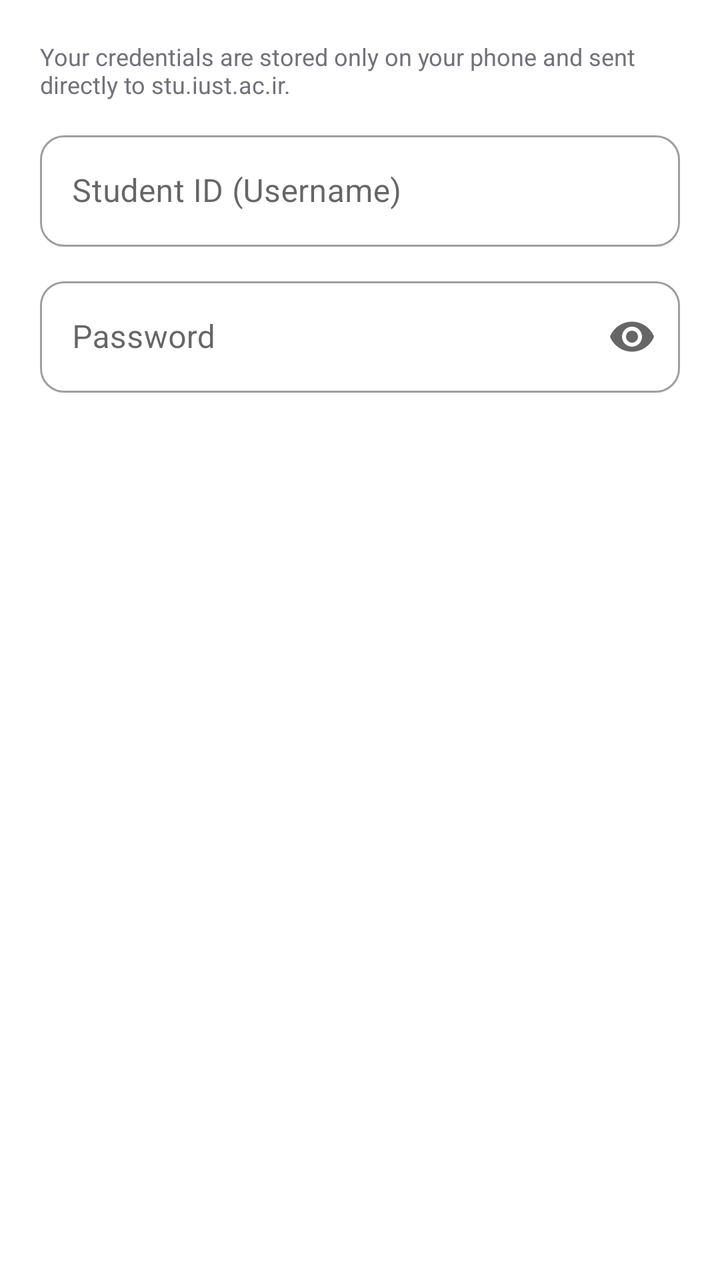
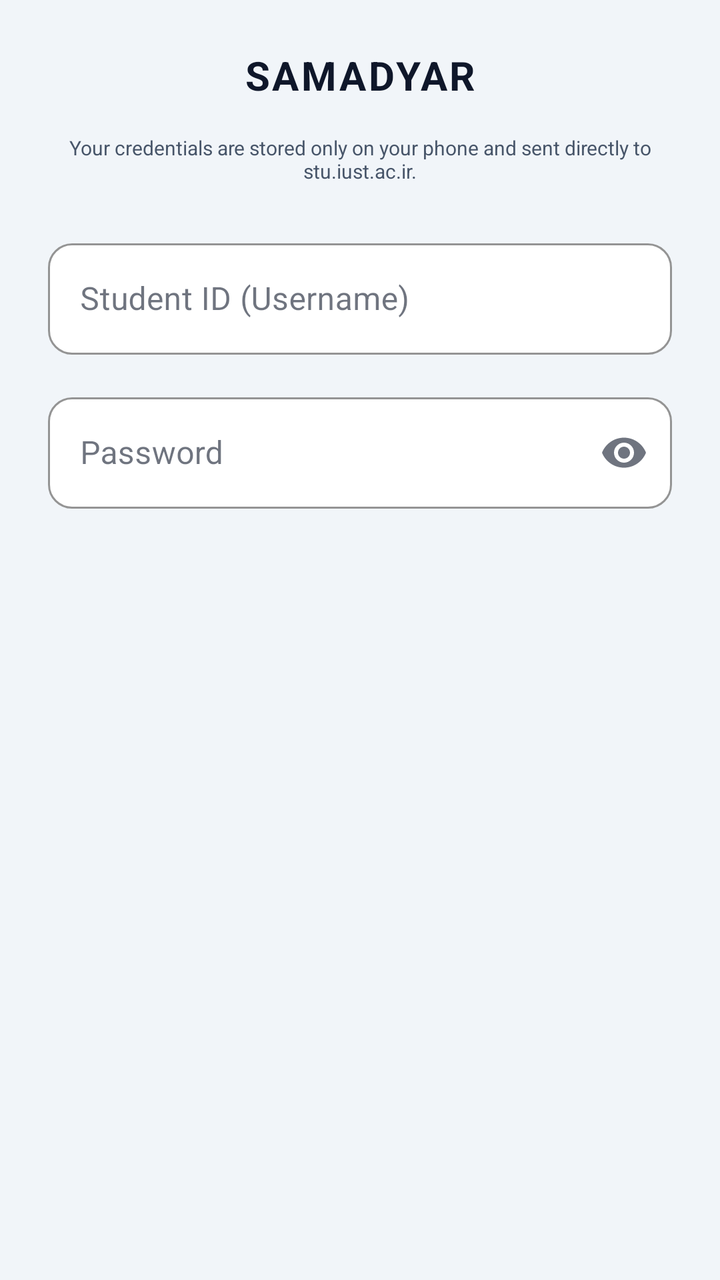

An Android layout rendered at two revisions. The XML below is the earlier revision; the diff shows what the commit changed to produce the second picture.
<!-- AndroidManifest.xml: application theme Theme.SamadReserve -->
<!-- res/layout/dialog_login.xml -->
<?xml version="1.0" encoding="utf-8"?>
<LinearLayout xmlns:android="http://schemas.android.com/apk/res/android"
    xmlns:app="http://schemas.android.com/apk/res-auto"
    android:layout_width="match_parent"
    android:layout_height="wrap_content"
    android:orientation="vertical"
    android:padding="20dp">

    <TextView
        android:layout_width="match_parent"
        android:layout_height="wrap_content"
        android:layout_marginBottom="12dp"
        android:text="Your credentials are stored only on your phone and sent directly to stu.iust.ac.ir."
        android:textColor="#71717A"
        android:textSize="12sp" />

    <com.google.android.material.textfield.TextInputLayout
        style="@style/Widget.MaterialComponents.TextInputLayout.OutlinedBox"
        android:layout_width="match_parent"
        android:layout_height="wrap_content"
        android:hint="Student ID (Username)"
        app:boxCornerRadiusBottomEnd="12dp"
        app:boxCornerRadiusBottomStart="12dp"
        app:boxCornerRadiusTopEnd="12dp"
        app:boxCornerRadiusTopStart="12dp">

        <com.google.android.material.textfield.TextInputEditText
            android:id="@+id/etUsername"
            android:layout_width="match_parent"
            android:layout_height="wrap_content"
            android:inputType="text" />
    </com.google.android.material.textfield.TextInputLayout>

    <com.google.android.material.textfield.TextInputLayout
        style="@style/Widget.MaterialComponents.TextInputLayout.OutlinedBox"
        android:layout_width="match_parent"
        android:layout_height="wrap_content"
        android:layout_marginTop="12dp"
        android:hint="Password"
        app:boxCornerRadiusBottomEnd="12dp"
        app:boxCornerRadiusBottomStart="12dp"
        app:boxCornerRadiusTopEnd="12dp"
        app:boxCornerRadiusTopStart="12dp"
        app:endIconMode="password_toggle">

        <com.google.android.material.textfield.TextInputEditText
            android:id="@+id/etPassword"
            android:layout_width="match_parent"
            android:layout_height="wrap_content"
            android:inputType="textPassword" />
    </com.google.android.material.textfield.TextInputLayout>

</LinearLayout>
<!-- resources referenced by this layout -->
<resources>
  <style name="Theme.SamadReserve" parent="Theme.MaterialComponents.Light.NoActionBar">
          <item name="colorPrimary">#111111</item>
          <item name="colorPrimaryVariant">#000000</item>
          <item name="colorOnPrimary">#FFFFFF</item>
          <item name="colorSecondary">#111111</item>
          <item name="colorControlActivated">#111111</item>
          <item name="android:statusBarColor">#F4F4F5</item>
          <item name="android:windowLightStatusBar">true</item>
      </style>
</resources>

<!-- the commit's change to res/layout/dialog_login.xml (unified diff, before → after) -->
@@ -4,25 +4,33 @@
     android:layout_width="match_parent"
     android:layout_height="wrap_content"
     android:orientation="vertical"
-    android:padding="20dp">
+    android:padding="@dimen/spacing_lg">
 
     <TextView
         android:layout_width="match_parent"
         android:layout_height="wrap_content"
-        android:layout_marginBottom="12dp"
-        android:text="Your credentials are stored only on your phone and sent directly to stu.iust.ac.ir."
-        android:textColor="#71717A"
-        android:textSize="12sp" />
+        android:layout_marginBottom="@dimen/spacing_md"
+        android:text="@string/brand_name"
+        android:textColor="@color/text_primary"
+        android:textSize="@dimen/text_title"
+        android:textStyle="bold"
+        android:letterSpacing="0.06"
+        android:gravity="center_horizontal" />
+
+    <TextView
+        android:layout_width="match_parent"
+        android:layout_height="wrap_content"
+        android:layout_marginBottom="@dimen/spacing_lg"
+        android:text="@string/login_subtitle"
+        android:textColor="@color/text_secondary"
+        android:textSize="@dimen/text_caption"
+        android:gravity="center_horizontal" />
 
     <com.google.android.material.textfield.TextInputLayout
-        style="@style/Widget.MaterialComponents.TextInputLayout.OutlinedBox"
+        style="@style/Widget.SamadReserve.TextInputLayout"
         android:layout_width="match_parent"
         android:layout_height="wrap_content"
-        android:hint="Student ID (Username)"
-        app:boxCornerRadiusBottomEnd="12dp"
-        app:boxCornerRadiusBottomStart="12dp"
-        app:boxCornerRadiusTopEnd="12dp"
-        app:boxCornerRadiusTopStart="12dp">
+        android:hint="@string/hint_student_id">
 
         <com.google.android.material.textfield.TextInputEditText
             android:id="@+id/etUsername"
@@ -32,15 +40,11 @@
     </com.google.android.material.textfield.TextInputLayout>
 
     <com.google.android.material.textfield.TextInputLayout
-        style="@style/Widget.MaterialComponents.TextInputLayout.OutlinedBox"
+        style="@style/Widget.SamadReserve.TextInputLayout"
         android:layout_width="match_parent"
         android:layout_height="wrap_content"
-        android:layout_marginTop="12dp"
-        android:hint="Password"
-        app:boxCornerRadiusBottomEnd="12dp"
-        app:boxCornerRadiusBottomStart="12dp"
-        app:boxCornerRadiusTopEnd="12dp"
-        app:boxCornerRadiusTopStart="12dp"
+        android:layout_marginTop="@dimen/spacing_md"
+        android:hint="@string/hint_password"
         app:endIconMode="password_toggle">
 
         <com.google.android.material.textfield.TextInputEditText
@@ -49,5 +53,4 @@
             android:layout_height="wrap_content"
             android:inputType="textPassword" />
     </com.google.android.material.textfield.TextInputLayout>
-
 </LinearLayout>
<!-- resource entries referenced after the edit -->
@@ -1,13 +1,114 @@
 <!-- resources referenced by this layout -->
 <resources>
+  <color name="text_primary">#0F172A</color>
+  <color name="text_secondary">#475569</color>
+  <dimen name="spacing_lg">24dp</dimen>
+  <dimen name="spacing_md">16dp</dimen>
+  <dimen name="text_caption">10sp</dimen>
+  <dimen name="text_title">20sp</dimen>
+  <string name="brand_name">SAMADYAR</string>
+  <string name="hint_password">Password</string>
+  <string name="hint_student_id">Student ID (Username)</string>
+  <string name="login_subtitle">Your credentials are stored only on your phone and sent directly to stu.iust.ac.ir.</string>
+  <style name="Widget.SamadReserve.TextInputLayout" parent="Widget.MaterialComponents.TextInputLayout.OutlinedBox">
+          <item name="boxStrokeColor">@color/outline</item>
+          <item name="boxStrokeWidth">1dp</item>
+          <item name="boxStrokeWidthFocused">2dp</item>
+          <item name="boxBackgroundColor">@color/surface</item>
+          <item name="boxCornerRadiusTopStart">@dimen/input_corner_radius</item>
+          <item name="boxCornerRadiusTopEnd">@dimen/input_corner_radius</item>
+          <item name="boxCornerRadiusBottomStart">@dimen/input_corner_radius</item>
+          <item name="boxCornerRadiusBottomEnd">@dimen/input_corner_radius</item>
+          <item name="hintTextColor">@color/text_tertiary</item>
+          <item name="errorIconTint">@color/error</item>
+      </style>
   <style name="Theme.SamadReserve" parent="Theme.MaterialComponents.Light.NoActionBar">
-          <item name="colorPrimary">#111111</item>
-          <item name="colorPrimaryVariant">#000000</item>
-          <item name="colorOnPrimary">#FFFFFF</item>
-          <item name="colorSecondary">#111111</item>
-          <item name="colorControlActivated">#111111</item>
-          <item name="android:statusBarColor">#F4F4F5</item>
+          
+          <item name="colorPrimary">@color/primary</item>
+          <item name="colorPrimaryVariant">@color/primary_dark</item>
+          <item name="colorOnPrimary">@color/on_primary</item>
+  
+          
+          <item name="colorSecondary">@color/secondary</item>
+          <item name="colorSecondaryVariant">@color/secondary</item>
+          <item name="colorOnSecondary">@color/on_secondary</item>
+  
+          
+          <item name="colorSurface">@color/surface</item>
+          <item name="colorOnSurface">@color/on_surface</item>
+  
+          
+          <item name="android:colorBackground">@color/background</item>
+  
+          
+          <item name="android:textColorPrimary">@color/text_primary</item>
+          <item name="android:textColorSecondary">@color/text_secondary</item>
+  
+          
+          <item name="colorControlActivated">@color/secondary</item>
+          <item name="colorControlNormal">@color/text_tertiary</item>
+  
+          
+          <item name="android:statusBarColor">@color/background</item>
           <item name="android:windowLightStatusBar">true</item>
+  
+          
+          <item name="materialButtonStyle">@style/Widget.SamadReserve.Button</item>
+          <item name="materialButtonOutlinedStyle">@style/Widget.SamadReserve.Button.Outlined</item>
+          <item name="materialButtonTextStyle">@style/Widget.SamadReserve.Button.Text</item>
+  
+          
+          <item name="textInputStyle">@style/Widget.SamadReserve.TextInputLayout</item>
+  
+          
+          <item name="materialSwitchStyle">@style/Widget.SamadReserve.Switch</item>
       </style>
+  <color name="outline">#CBD5E1</color>
+  <color name="surface">#FFFFFF</color>
+  <dimen name="input_corner_radius">12dp</dimen>
+  <color name="text_tertiary">#64748B</color>
+  <color name="error">#EF4444</color>
+  <color name="primary">#1E293B</color>
+  <color name="primary_dark">#0F172A</color>
+  <color name="on_primary">#FFFFFF</color>
+  <color name="secondary">#0EA5E9</color>
+  <color name="on_secondary">#FFFFFF</color>
+  <color name="on_surface">#0F172A</color>
+  <color name="background">#F1F5F9</color>
+  <style name="Widget.SamadReserve.Button" parent="Widget.MaterialComponents.Button.ElevatedButton">
+          <item name="android:textColor">@color/on_primary</item>
+          <item name="backgroundTint">@color/primary</item>
+          <item name="cornerRadius">@dimen/button_corner_radius</item>
+          <item name="android:textSize">@dimen/text_overline</item>
+          <item name="android:textStyle">bold</item>
+          <item name="letterSpacing">0.06</item>
+          <item name="rippleColor">#33FFFFFF</item>
+          <item name="elevation">2dp</item>
+      </style>
+  <style name="Widget.SamadReserve.Button.Outlined" parent="Widget.MaterialComponents.Button.OutlinedButton">
+          <item name="android:textColor">@color/primary</item>
+          <item name="strokeColor">@color/outline</item>
+          <item name="strokeWidth">1dp</item>
+          <item name="cornerRadius">@dimen/button_corner_radius</item>
+          <item name="android:textSize">@dimen/text_overline</item>
+          <item name="android:textStyle">bold</item>
+          <item name="letterSpacing">0.06</item>
+          <item name="rippleColor">#331E293B</item>
+      </style>
+  <style name="Widget.SamadReserve.Button.Text" parent="Widget.MaterialComponents.Button.TextButton">
+          <item name="android:textColor">@color/text_secondary</item>
+          <item name="cornerRadius">@dimen/button_corner_radius</item>
+          <item name="android:textSize">@dimen/text_overline</item>
+          <item name="android:textStyle">bold</item>
+          <item name="letterSpacing">0.06</item>
+      </style>
+  <style name="Widget.SamadReserve.Switch" parent="Widget.MaterialComponents.CompoundButton.Switch">
+          <item name="trackTint">@color/outline</item>
+          <item name="thumbTint">@color/surface</item>
+          <item name="trackTintActive">@color/secondary</item>
+          <item name="thumbTintActive">@color/secondary</item>
+      </style>
+  <dimen name="button_corner_radius">12dp</dimen>
+  <dimen name="text_overline">11sp</dimen>
 </resources>
 
